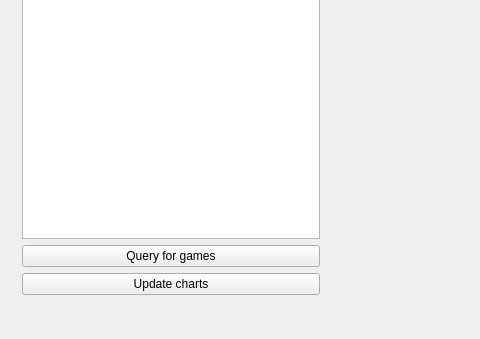
Qt form mainwindow.ui (theIDinside/HockeyStatsViewer) before a commit; both pictures show x 0 to 480 and y 240 to 579 of the 963 by 579 pixel window.
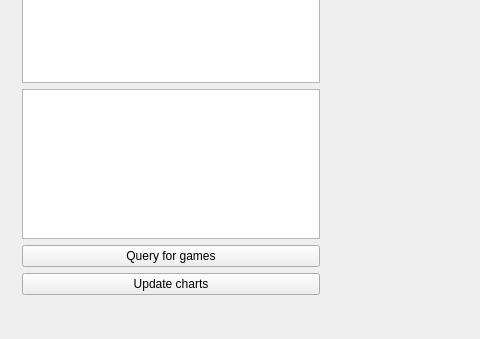
The same form after that commit.

The edit to the form file:
```diff
--- a/mainwindow.ui
+++ b/mainwindow.ui
@@ -70,6 +70,9 @@
          </property>
         </widget>
        </item>
+       <item>
+        <widget class="QListView" name="listView"/>
+       </item>
        <item>
         <widget class="QPushButton" name="mLoadGamesToday">
          <property name="text">
```
Left out of the diff: 2 changed lines with no effect on the pictures.
